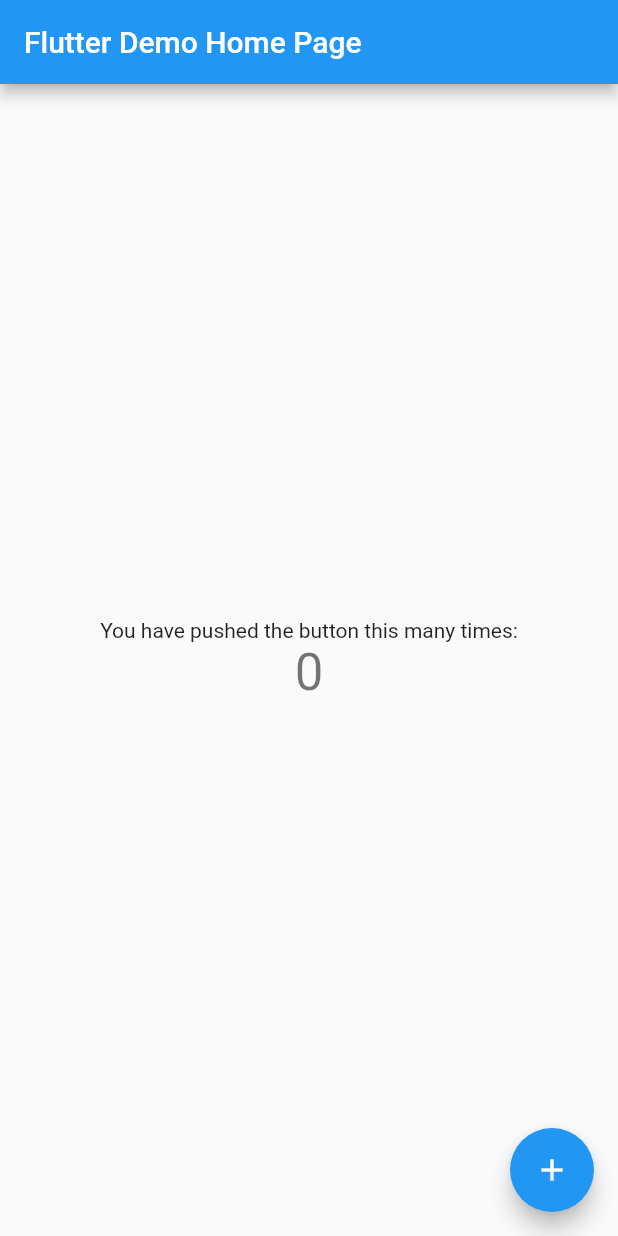
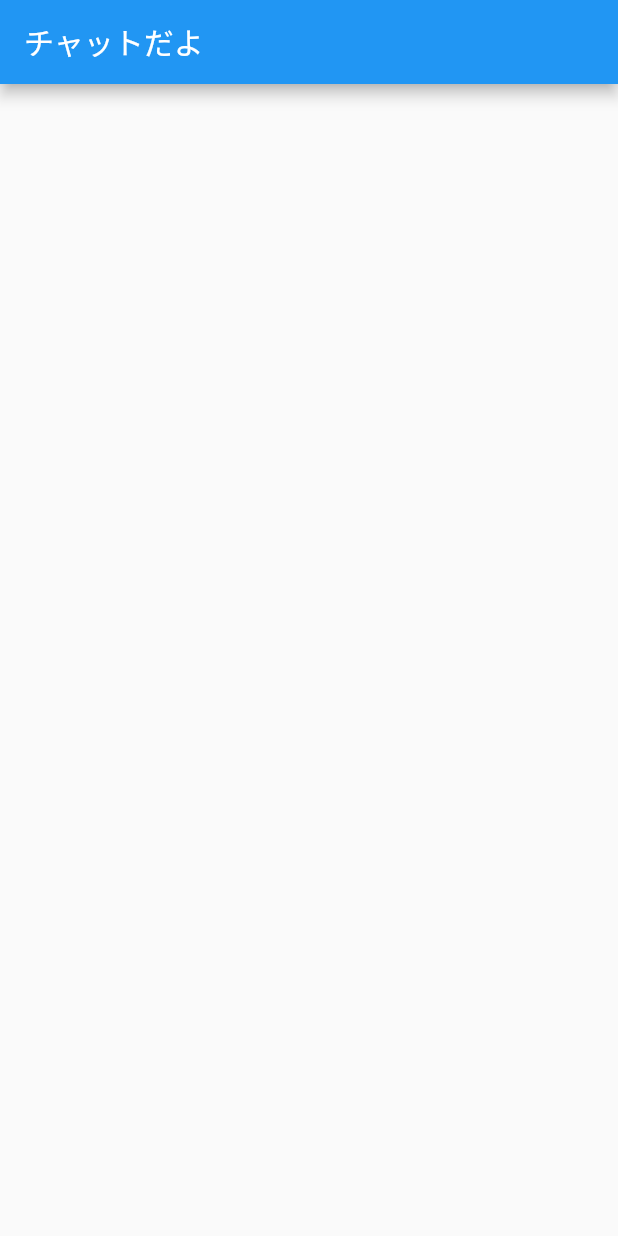
Before and after one commit to yuyurun/friendly_chat, a Flutter app: the screen it shows after launch, on a phone screen of 412 x 824 dp. Run offline on Flutter 3.47's test engine with Material 2 defaults, Android fonts, the phone set to English and light mode, and no system bars.

Commit message:
feat: add home

```diff
--- a/lib/main.dart
+++ b/lib/main.dart
@@ -1,113 +1,14 @@
 import 'package:flutter/material.dart';
 
 void main() {
-  runApp(MyApp());
-}
-
-class MyApp extends StatelessWidget {
-  // This widget is the root of your application.
-  @override
-  Widget build(BuildContext context) {
-    return MaterialApp(
-      title: 'Flutter Demo',
-      theme: ThemeData(
-        // This is the theme of your application.
-        //
-        // Try running your application with "flutter run". You'll see the
-        // application has a blue toolbar. Then, without quitting the app, try
-        // changing the primarySwatch below to Colors.green and then invoke
-        // "hot reload" (press "r" in the console where you ran "flutter run",
-        // or simply save your changes to "hot reload" in a Flutter IDE).
-        // Notice that the counter didn't reset back to zero; the application
-        // is not restarted.
-        primarySwatch: Colors.blue,
-      ),
-      home: MyHomePage(title: 'Flutter Demo Home Page'),
-    );
-  }
-}
-
-class MyHomePage extends StatefulWidget {
-  MyHomePage({Key? key, this.title}) : super(key: key);
-
-  // This widget is the home page of your application. It is stateful, meaning
-  // that it has a State object (defined below) that contains fields that affect
-  // how it looks.
-
-  // This class is the configuration for the state. It holds the values (in this
-  // case the title) provided by the parent (in this case the App widget) and
-  // used by the build method of the State. Fields in a Widget subclass are
-  // always marked "final".
-
-  final String? title;
-
-  @override
-  _MyHomePageState createState() => _MyHomePageState();
-}
-
-class _MyHomePageState extends State<MyHomePage> {
-  int _counter = 0;
-
-  void _incrementCounter() {
-    setState(() {
-      // This call to setState tells the Flutter framework that something has
-      // changed in this State, which causes it to rerun the build method below
-      // so that the display can reflect the updated values. If we changed
-      // _counter without calling setState(), then the build method would not be
-      // called again, and so nothing would appear to happen.
-      _counter++;
-    });
-  }
-
-  @override
-  Widget build(BuildContext context) {
-    // This method is rerun every time setState is called, for instance as done
-    // by the _incrementCounter method above.
-    //
-    // The Flutter framework has been optimized to make rerunning build methods
-    // fast, so that you can just rebuild anything that needs updating rather
-    // than having to individually change instances of widgets.
-    return Scaffold(
-      appBar: AppBar(
-        // Here we take the value from the MyHomePage object that was created by
-        // the App.build method, and use it to set our appbar title.
-        title: Text(widget.title!),
-      ),
-      body: Center(
-        // Center is a layout widget. It takes a single child and positions it
-        // in the middle of the parent.
-        child: Column(
-          // Column is also a layout widget. It takes a list of children and
-          // arranges them vertically. By default, it sizes itself to fit its
-          // children horizontally, and tries to be as tall as its parent.
-          //
-          // Invoke "debug painting" (press "p" in the console, choose the
-          // "Toggle Debug Paint" action from the Flutter Inspector in Android
-          // Studio, or the "Toggle Debug Paint" command in Visual Studio Code)
-          // to see the wireframe for each widget.
-          //
-          // Column has various properties to control how it sizes itself and
-          // how it positions its children. Here we use mainAxisAlignment to
-          // center the children vertically; the main axis here is the vertical
-          // axis because Columns are vertical (the cross axis would be
-          // horizontal).
-          mainAxisAlignment: MainAxisAlignment.center,
-          children: <Widget>[
-            Text(
-              'You have pushed the button this many times:',
-            ),
-            Text(
-              '$_counter',
-              style: Theme.of(context).textTheme.headline4,
-            ),
-          ],
+  runApp(
+    MaterialApp(
+      title: 'チャットだよ',
+      home: Scaffold(
+        appBar: AppBar(
+          title: Text('チャットだよ'),
         ),
       ),
-      floatingActionButton: FloatingActionButton(
-        onPressed: _incrementCounter,
-        tooltip: 'Increment',
-        child: Icon(Icons.add),
-      ), // This trailing comma makes auto-formatting nicer for build methods.
-    );
-  }
+    ),
+  );
 }
```
